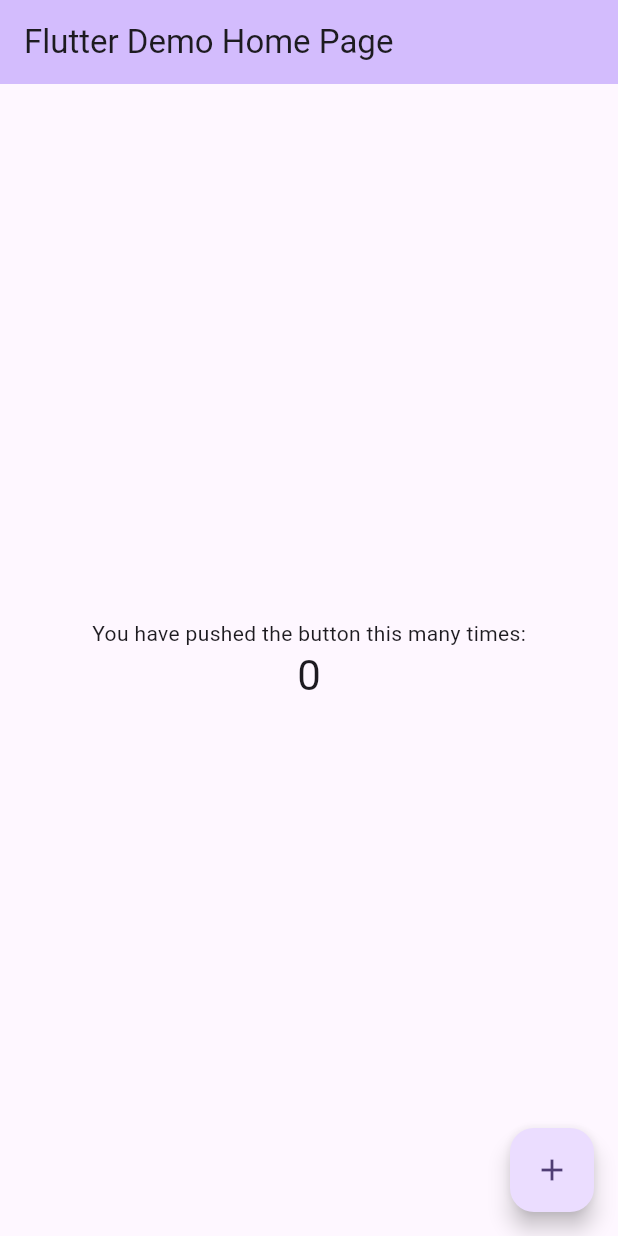
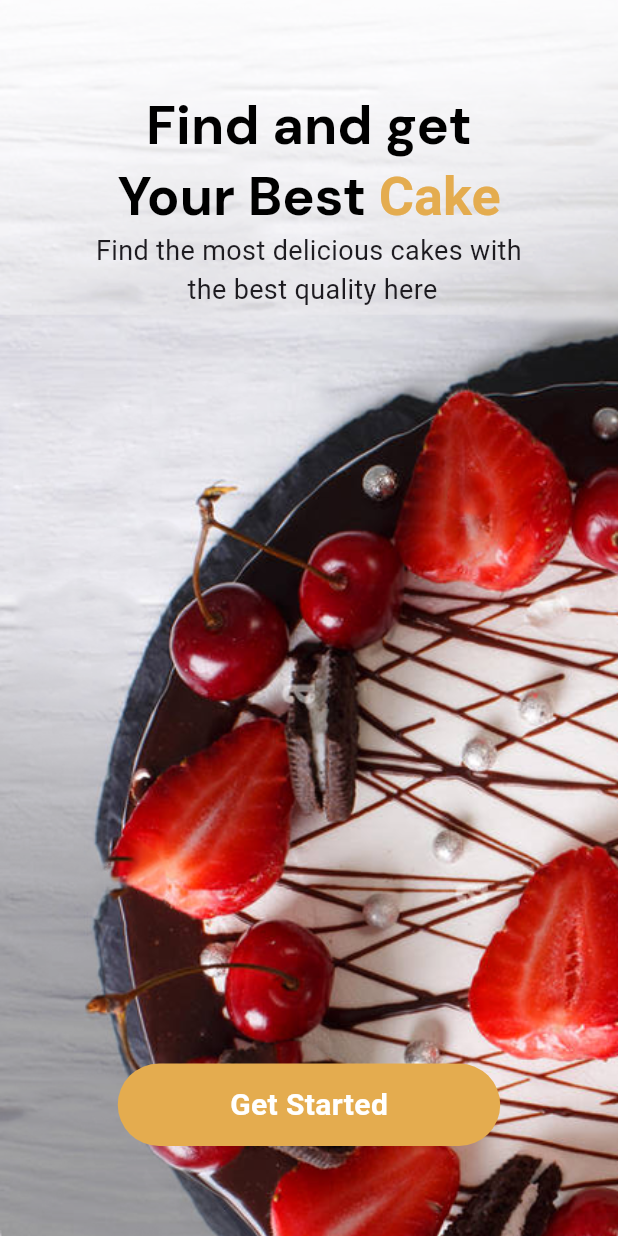
Before and after one commit to Khazibekov/Cake-App, a Flutter app: the screen it shows after launch, on a phone screen of 412 x 824 dp. Run offline on Flutter 3.47's test engine with Material 3 defaults, Android fonts, the light colour scheme and no system bars.

Commit message:
splashScreen

```diff
--- a/lib/main.dart
+++ b/lib/main.dart
@@ -1,125 +1,19 @@
+import 'package:cakeapp/screens/splash.dart';
 import 'package:flutter/material.dart';
 
 void main() {
   runApp(const MyApp());
 }
 
+
 class MyApp extends StatelessWidget {
   const MyApp({super.key});
 
-  // This widget is the root of your application.
   @override
   Widget build(BuildContext context) {
     return MaterialApp(
-      title: 'Flutter Demo',
-      theme: ThemeData(
-        // This is the theme of your application.
-        //
-        // TRY THIS: Try running your application with "flutter run". You'll see
-        // the application has a purple toolbar. Then, without quitting the app,
-        // try changing the seedColor in the colorScheme below to Colors.green
-        // and then invoke "hot reload" (save your changes or press the "hot
-        // reload" button in a Flutter-supported IDE, or press "r" if you used
-        // the command line to start the app).
-        //
-        // Notice that the counter didn't reset back to zero; the application
-        // state is not lost during the reload. To reset the state, use hot
-        // restart instead.
-        //
-        // This works for code too, not just values: Most code changes can be
-        // tested with just a hot reload.
-        colorScheme: ColorScheme.fromSeed(seedColor: Colors.deepPurple),
-        useMaterial3: true,
-      ),
-      home: const MyHomePage(title: 'Flutter Demo Home Page'),
+      debugShowCheckedModeBanner: false,
+      home: SplashScreen(),
     );
   }
 }
-
-class MyHomePage extends StatefulWidget {
-  const MyHomePage({super.key, required this.title});
-
-  // This widget is the home page of your application. It is stateful, meaning
-  // that it has a State object (defined below) that contains fields that affect
-  // how it looks.
-
-  // This class is the configuration for the state. It holds the values (in this
-  // case the title) provided by the parent (in this case the App widget) and
-  // used by the build method of the State. Fields in a Widget subclass are
-  // always marked "final".
-
-  final String title;
-
-  @override
-  State<MyHomePage> createState() => _MyHomePageState();
-}
-
-class _MyHomePageState extends State<MyHomePage> {
-  int _counter = 0;
-
-  void _incrementCounter() {
-    setState(() {
-      // This call to setState tells the Flutter framework that something has
-      // changed in this State, which causes it to rerun the build method below
-      // so that the display can reflect the updated values. If we changed
-      // _counter without calling setState(), then the build method would not be
-      // called again, and so nothing would appear to happen.
-      _counter++;
-    });
-  }
-
-  @override
-  Widget build(BuildContext context) {
-    // This method is rerun every time setState is called, for instance as done
-    // by the _incrementCounter method above.
-    //
-    // The Flutter framework has been optimized to make rerunning build methods
-    // fast, so that you can just rebuild anything that needs updating rather
-    // than having to individually change instances of widgets.
-    return Scaffold(
-      appBar: AppBar(
-        // TRY THIS: Try changing the color here to a specific color (to
-        // Colors.amber, perhaps?) and trigger a hot reload to see the AppBar
-        // change color while the other colors stay the same.
-        backgroundColor: Theme.of(context).colorScheme.inversePrimary,
-        // Here we take the value from the MyHomePage object that was created by
-        // the App.build method, and use it to set our appbar title.
-        title: Text(widget.title),
-      ),
-      body: Center(
-        // Center is a layout widget. It takes a single child and positions it
-        // in the middle of the parent.
-        child: Column(
-          // Column is also a layout widget. It takes a list of children and
-          // arranges them vertically. By default, it sizes itself to fit its
-          // children horizontally, and tries to be as tall as its parent.
-          //
-          // Column has various properties to control how it sizes itself and
-          // how it positions its children. Here we use mainAxisAlignment to
-          // center the children vertically; the main axis here is the vertical
-          // axis because Columns are vertical (the cross axis would be
-          // horizontal).
-          //
-          // TRY THIS: Invoke "debug painting" (choose the "Toggle Debug Paint"
-          // action in the IDE, or press "p" in the console), to see the
-          // wireframe for each widget.
-          mainAxisAlignment: MainAxisAlignment.center,
-          children: <Widget>[
-            const Text(
-              'You have pushed the button this many times:',
-            ),
-            Text(
-              '$_counter',
-              style: Theme.of(context).textTheme.headlineMedium,
-            ),
-          ],
-        ),
-      ),
-      floatingActionButton: FloatingActionButton(
-        onPressed: _incrementCounter,
-        tooltip: 'Increment',
-        child: const Icon(Icons.add),
-      ), // This trailing comma makes auto-formatting nicer for build methods.
-    );
-  }
-}
--- /dev/null
+++ b/lib/screens/home.dart
@@ -0,0 +1,10 @@
+import 'package:flutter/material.dart';
+
+class HomeBar extends StatelessWidget {
+  const HomeBar({super.key});
+
+  @override
+  Widget build(BuildContext context) {
+    return Scaffold();
+  }
+}
--- /dev/null
+++ b/lib/screens/splash.dart
@@ -0,0 +1,88 @@
+import 'package:cakeapp/screens/home.dart';
+import 'package:flutter/material.dart';
+
+class SplashScreen extends StatelessWidget {
+  const SplashScreen({super.key});
+
+  @override
+  Widget build(BuildContext context) {
+
+    return SafeArea(
+      child: Material(
+        child: Container(
+            decoration: BoxDecoration(
+              image: DecorationImage(
+                fit: BoxFit.cover,
+                image: AssetImage(
+                  "assets/images/welcome.png",
+                ),
+              ),
+            ),
+            width: MediaQuery.of(context).size.width,
+            height: MediaQuery.of(context).size.height,
+            child: Padding(
+              padding: const EdgeInsets.symmetric(vertical: 60),
+              child: Column(
+                children: [
+                  RichText(
+                    textAlign: TextAlign.center,
+                    text: TextSpan(
+                        text: "Find and get \nYour Best ",
+
+                        style: TextStyle(
+                          fontWeight: FontWeight.bold,
+                          color: Colors.black,
+                          fontFamily: "DMSans",
+                          fontSize: 36,
+                        ),
+                        children: [
+                          TextSpan(
+                            text: 'Cake',
+                            style: TextStyle(
+                              color: Color.fromRGBO(228, 172, 79, 1),
+                              fontWeight: FontWeight.bold,
+                            ),
+                          ),
+                        ]),
+                  ),
+                  Text(
+                    "Find the most delicious cakes with \n the best quality here",
+                    textAlign: TextAlign.center,
+                    style: TextStyle(fontSize: 18),
+                  ),
+                  Spacer(),
+                  Container(
+                    alignment: Alignment.center,
+                    width: 255,
+                    height: 55,
+                    decoration: BoxDecoration(
+                      color: Color.fromRGBO(228, 172, 79, 1),
+                      borderRadius: BorderRadius.circular(30),
+                    ),
+                    child: InkWell(
+                      onTap: () {
+                        Navigator.push(
+                          context,
+                          MaterialPageRoute(
+                            builder: (context) => HomeBar(),
+                          ),
+                        );
+                      },
+                      child: Text(
+
+                        "Get Started",
+                        style: TextStyle(
+                          color: Colors.white,
+                          fontSize: 20,
+                          fontWeight: FontWeight.bold
+                        ),
+                      ),
+                    ),
+                  ),
+                ],
+              ),
+            )),
+      ),
+    );
+  }
+}
```
Also changed, not shown: pubspec.yaml (+11 -14 lines), assets/images/welcome.png (added).
